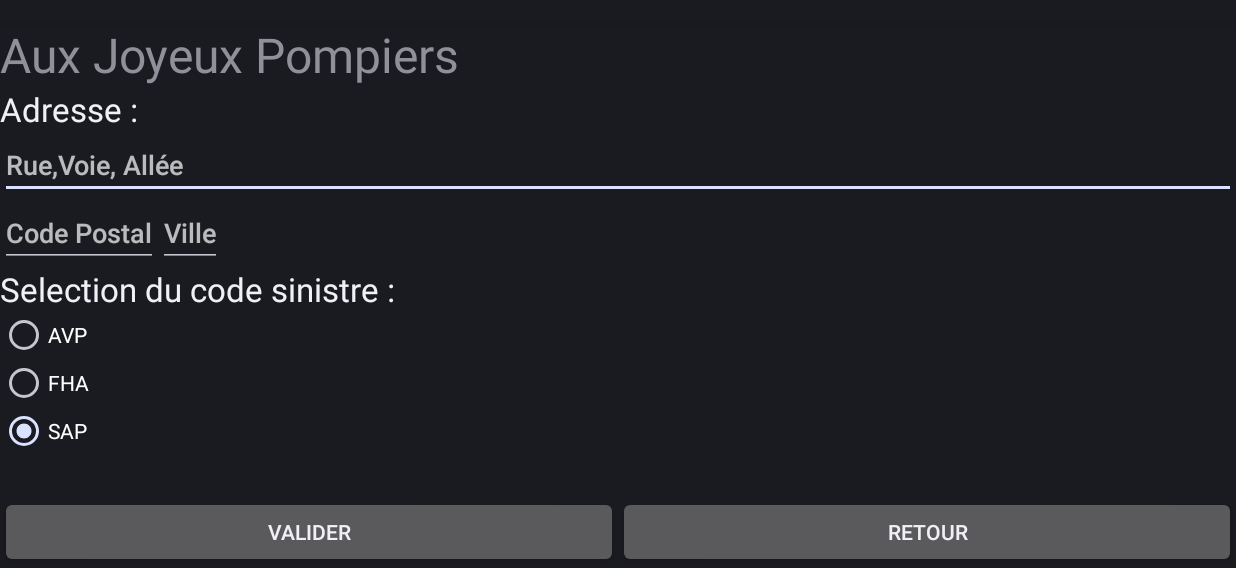
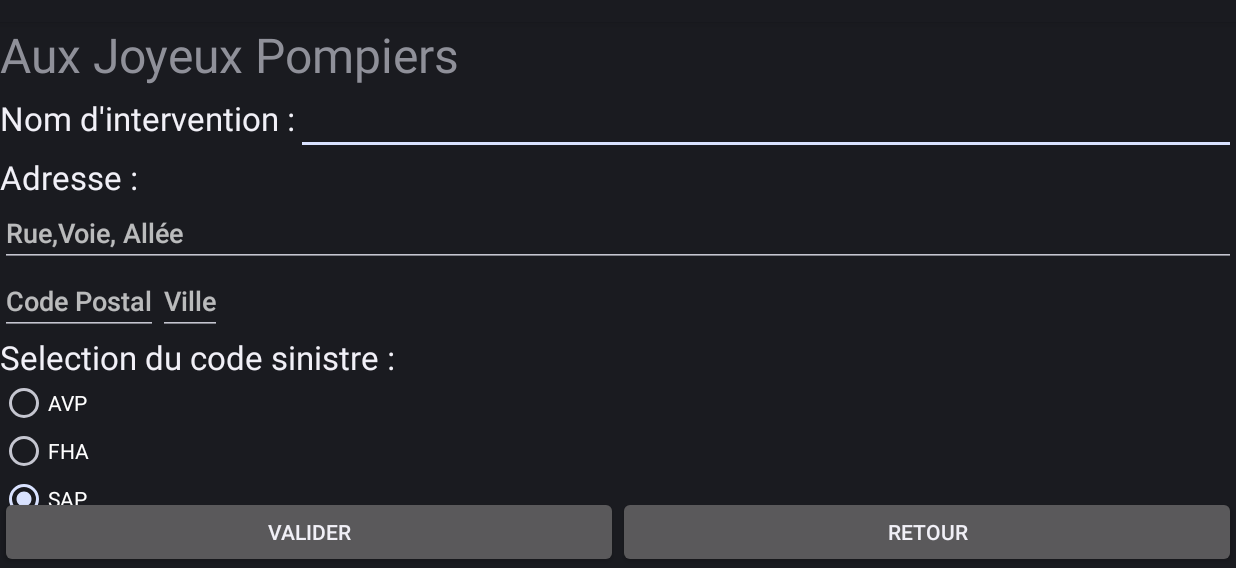
Before and after one commit to drone-project-m2gla/M2GLAProject-Drone-Project, an Android app: the NewInterventionActivity screen opened directly, with no data from a screen before it, after a tap on "VALIDER", on a phone screen of 824 x 412 dp (held sideways), the part 50-618 px from its top. Run offline under Robolectric (Android 15) with nearby library versions, the light colour scheme and no system bars.

Commit message:
DL : Préparation prise en compte Date et Label pour Intervention

```diff
--- a/DroneApplication/app/src/main/java/fr/m2gla/istic/projet/activity/NewInterventionActivity.java
+++ b/DroneApplication/app/src/main/java/fr/m2gla/istic/projet/activity/NewInterventionActivity.java
@@ -29,6 +29,7 @@ public class NewInterventionActivity extends Activity {
     private     String                              codePostalStr;
     private     String                              ville;
     private     String                              sinistreStr;
+    private     String                              labelStr;
     private     DisasterCode                        disasterCode;
     private     Integer                             postCode;
 
@@ -69,6 +70,7 @@ public class NewInterventionActivity extends Activity {
         this.codePostalStr = "";
         this.ville = "";
         this.sinistreStr = "";
+        this.labelStr = "";
         this.disasterCode = DisasterCode.AVP;
         this.postCode = 0;
     }
@@ -98,12 +100,25 @@ public class NewInterventionActivity extends Activity {
     public void addIntervention (View view) {
 
         int         radioBSelect;
+        EditText    textLabel = (EditText) findViewById(R.id.labelGet);
         EditText    textAddress = (EditText) findViewById(R.id.addressGet);
         EditText    textCP = (EditText) findViewById(R.id.getCodePostal);
         EditText    textVille = (EditText) findViewById(R.id.getVille);
         RadioGroup  sinistreRadioG = (RadioGroup) findViewById(R.id.sinistreRadioGroup);
         RadioButton selectedRadioB;
 
+
+        // Recuperer le nom de l'intervention
+        if (textAddress.getText().length() != 0) {
+            this.labelStr = "" + textLabel.getText();
+            Toast.makeText(getApplicationContext(), this.labelStr, Toast.LENGTH_SHORT).show();
+        }
+        else {
+            Toast.makeText(getApplicationContext(), "Manque le nom de l'intervention", Toast.LENGTH_SHORT).show();
+            Log.i("ajoutIntervention", "Pas de nom");
+            this.initializeElement();
+            return;
+        }
 
         // Recuperer le nom de la rue
         if (textAddress.getText().length() != 0) {
--- a/DroneApplication/app/src/main/java/fr/m2gla/istic/projet/context/GeneralConstants.java
+++ b/DroneApplication/app/src/main/java/fr/m2gla/istic/projet/context/GeneralConstants.java
@@ -9,6 +9,8 @@ public interface GeneralConstants {
 
     // References des éléments de la liste d'intervention
     public static final String  INTER_LIST_MEAN = "mean";
+    public static final String  INTER_LIST_LABEL = "label";
+    public static final String  INTER_LIST_DATE = "date";
     public static final String  INTER_LIST_ID = "id";
     public static final String  INTER_LIST_CODE = "code";
     public static final String  INTER_LIST_DATA = "data";
--- a/DroneApplication/app/src/main/res/layout/activity_new_intervention.xml
+++ b/DroneApplication/app/src/main/res/layout/activity_new_intervention.xml
@@ -16,6 +16,33 @@
         android:layout_width="fill_parent"
         android:layout_height="wrap_content"
         android:layout_below="@+id/codisTextPresentation"
+        android:layout_alignParentLeft="true"
+        android:layout_alignParentStart="true"
+        android:layout_alignParentRight="true"
+        android:layout_alignParentEnd="true"
+        android:id="@+id/labelTextLayout">
+
+        <TextView
+            android:layout_width="wrap_content"
+            android:layout_height="wrap_content"
+            android:textAppearance="?android:attr/textAppearanceLarge"
+            android:text="@string/label_text"
+            android:id="@+id/labelDisp" />
+
+        <EditText
+            android:layout_width="wrap_content"
+            android:layout_height="wrap_content"
+            android:inputType="textPersonName"
+            android:ems="10"
+            android:id="@+id/labelGet"
+            android:layout_weight="1" />
+    </LinearLayout>
+
+    <LinearLayout
+        android:orientation="horizontal"
+        android:layout_width="fill_parent"
+        android:layout_height="wrap_content"
+        android:layout_below="@+id/labelTextLayout"
         android:layout_alignParentLeft="true"
         android:layout_alignParentStart="true"
         android:layout_alignParentRight="true"
--- a/DroneApplication/app/src/main/res/values/strings.xml
+++ b/DroneApplication/app/src/main/res/values/strings.xml
@@ -23,7 +23,8 @@
     <string name="hello_world">Hello world!</string>
     <string name="valider_moyens_supp">Envoyer les moyens</string>
 
-    <string name="address_text">Adresse   :</string>
+    <string name="label_text">"Nom d'intervention :"</string>
+    <string name="address_text">Adresse :</string>
     <string name="address_hint">Rue,Voie, Allée</string>
     <string name="codepostal_hint">Code Postal</string>
     <string name="ville_hint">Ville</string>
```
Also changed, not shown: DroneApplication/app/src/main/java/fr/m2gla/istic/projet/fragments/InterventionListFragment.java (+43 -32 lines), DroneApplication/app/src/main/res/layout/disp_intervention.xml (+14 -0 lines).
